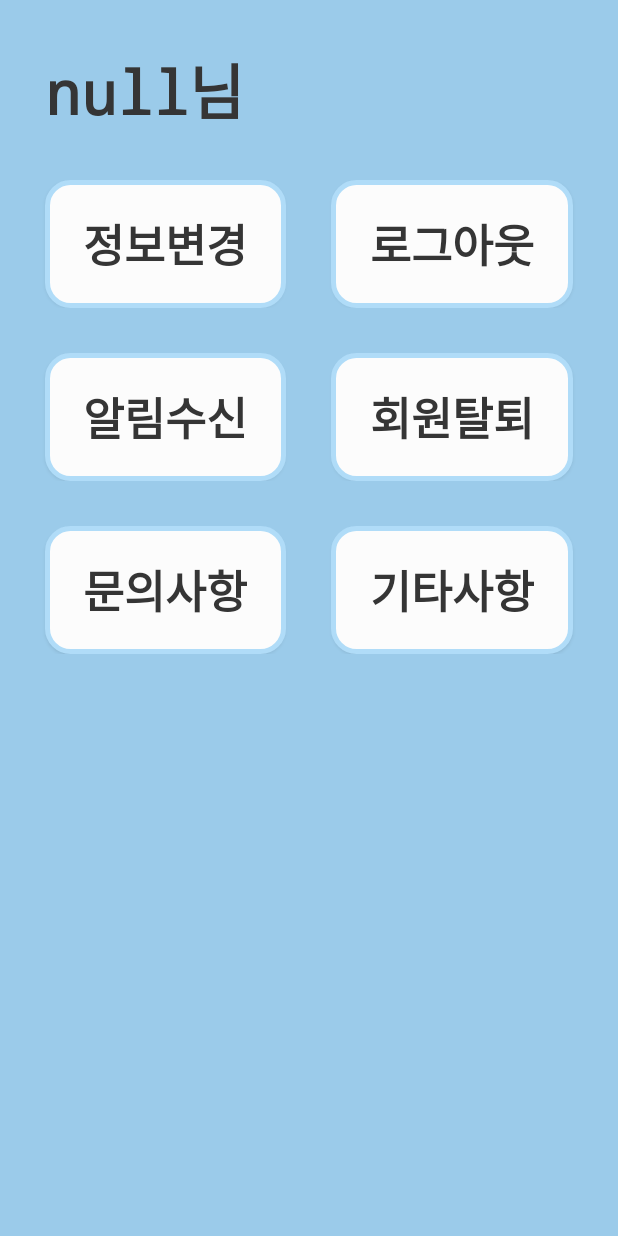
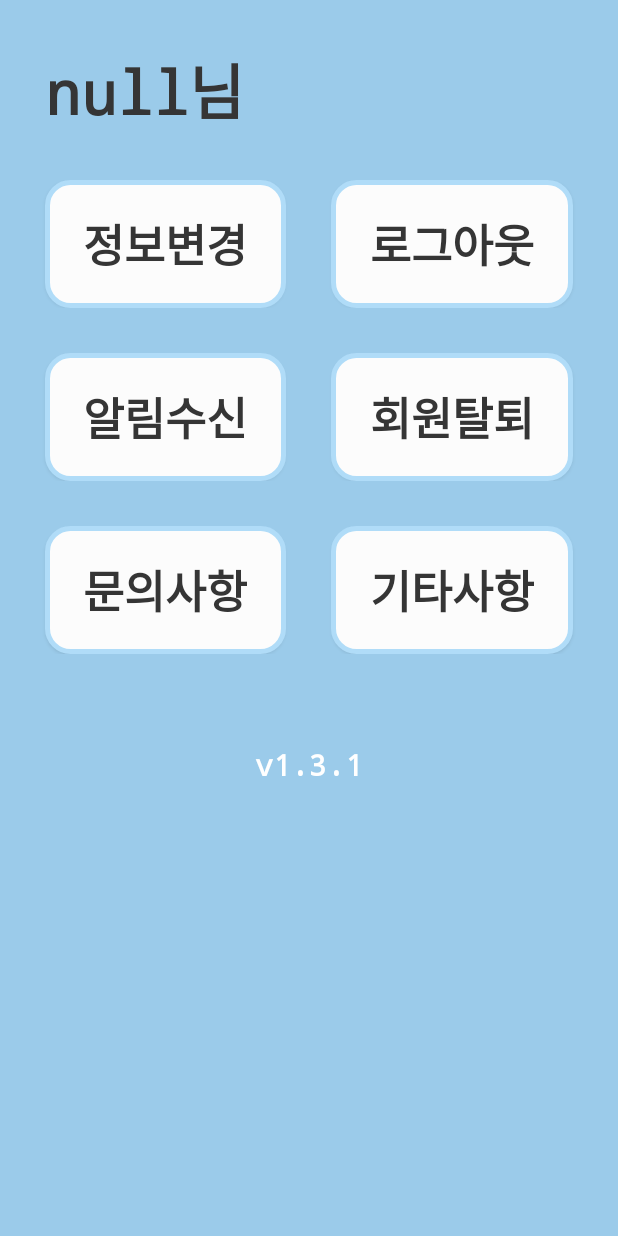
Before and after one commit to golagola2020/hango-mobile, an Android app: the InfoActivity screen opened directly, with no data from a screen before it, on a phone screen of 412 x 824 dp. Run offline under Robolectric (Android 15) with nearby library versions, the phone set to English and light mode, and no system bars; our stand-ins replace Volley; network calls fail; Roboto replaces fonts that are not available here.

```diff
--- a/mobile/hango/app/src/main/java/com/hango/hangoactivity/InfoActivity.java
+++ b/mobile/hango/app/src/main/java/com/hango/hangoactivity/InfoActivity.java
@@ -7,6 +7,7 @@
 import android.support.v7.app.AlertDialog;
 import android.support.v7.app.AppCompatActivity;
 import android.os.Bundle;
+import android.util.Log;
 import android.view.View;
 import android.widget.Button;
 import android.widget.TextView;
@@ -44,12 +45,20 @@
         Button btn_withdrawal = (Button)findViewById(R.id.btn_withdrawal);
         Button btn_question = (Button)findViewById(R.id.btn_question);
         Button btn_etc = (Button)findViewById(R.id.btn_etc);
+        TextView tv_version = (TextView)findViewById(R.id.tv_version);
 
         // 메인 화면에서 유저 이름 받아오기
         Intent intent = getIntent();
         final String userId = intent.getStringExtra("userId"); //intent로 받아온 userID
         String username = intent.getStringExtra("userName");
         tv_user_name.setText(username + "님");
+
+        tv_version.setOnClickListener(new View.OnClickListener() {
+            @Override
+            public void onClick(View v) {
+
+            }
+        });
 
         // 유저 정보 변경 클릭 이벤트
         btn_info_change.setOnClickListener(new View.OnClickListener() {
--- a/mobile/hango/app/src/main/res/layout/activity_info.xml
+++ b/mobile/hango/app/src/main/res/layout/activity_info.xml
@@ -25,7 +25,7 @@
 
     <LinearLayout
         android:layout_width="match_parent"
-        android:layout_height="match_parent"
+        android:layout_height="wrap_content"
         android:orientation="vertical">
 
         <LinearLayout
@@ -149,5 +149,16 @@
 
         </LinearLayout>
     </LinearLayout>
+    <TextView
+        android:id="@+id/tv_version"
+        android:layout_width="wrap_content"
+        android:layout_height="wrap_content"
+        android:text="v1.3.1"
+        android:layout_margin = "30dp"
+        android:layout_gravity= "center"
+        android:textSize="20sp"
+        android:textColor="#FFFFFF"
+        android:typeface="monospace"
+        android:textStyle="bold"/>
 
 </LinearLayout>
```
